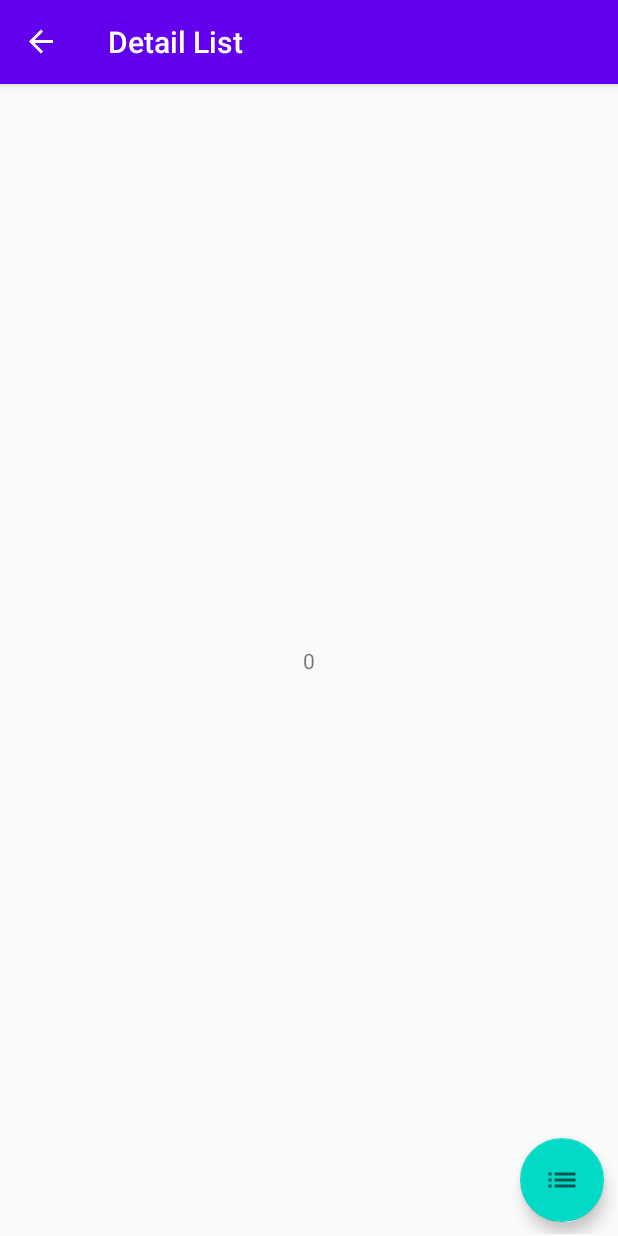
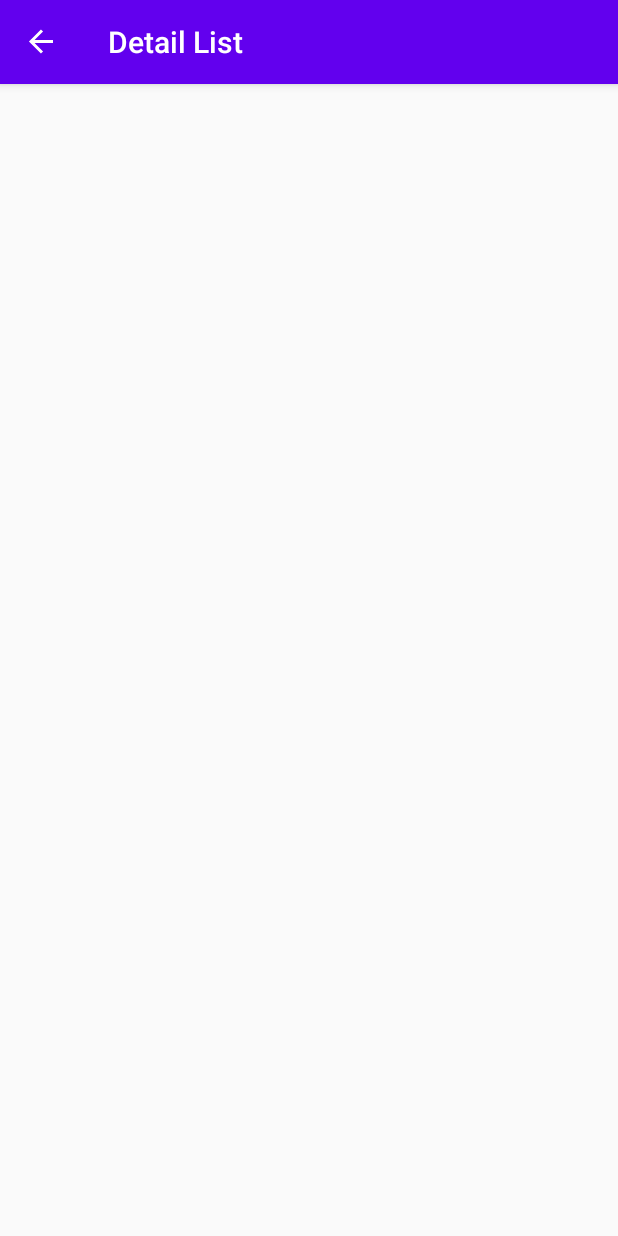
Before and after one commit to Miguel36/DogsProjectMVVM, an Android app: the DetailFragment screen opened through its navigation route, on a phone screen of 412 x 824 dp. Run offline under Robolectric (Android 15) with nearby library versions, the phone set to English and light mode, and no system bars; our stand-ins replace data binding, navigation-ui.

Commit message:
Limpiando el proyecto para seguir avanzando

```diff
--- a/app/src/main/java/com/mmontilla/dogs/view/DetailFragment.kt
+++ b/app/src/main/java/com/mmontilla/dogs/view/DetailFragment.kt
@@ -27,12 +27,6 @@ class DetailFragment : Fragment() {
 
         arguments?.let {
             dogID = DetailFragmentArgs.fromBundle(it).dogUid
-            textView2.text = dogID.toString()
-        }
-
-        buttonList.setOnClickListener {
-            val action = DetailFragmentDirections.detailFragmentToListFragment()
-            Navigation.findNavController(it).navigate(action)
         }
     }
 
--- a/app/src/main/java/com/mmontilla/dogs/view/ListFragment.kt
+++ b/app/src/main/java/com/mmontilla/dogs/view/ListFragment.kt
@@ -19,18 +19,4 @@ class ListFragment : Fragment() {
         // Inflate the layout for this fragment
         return inflater.inflate(R.layout.fragment_list, container, false)
     }
-
-    /**
-     * This method is called once the view has been created for make sure that elements
-     * are created before we access them
-     */
-    override fun onViewCreated(view: View, savedInstanceState: Bundle?) {
-        super.onViewCreated(view, savedInstanceState)
-
-        buttonDetails.setOnClickListener {
-            val action = ListFragmentDirections.listFragmentToDetailFragment()
-            action.dogUid = 10
-            Navigation.findNavController(it).navigate(action)
-        }
-    }
 }
--- a/app/src/main/res/layout/fragment_detail.xml
+++ b/app/src/main/res/layout/fragment_detail.xml
@@ -1,35 +1,12 @@
 <?xml version="1.0" encoding="utf-8"?>
 
 <layout xmlns:android="http://schemas.android.com/apk/res/android"
-    xmlns:app="http://schemas.android.com/apk/res-auto"
     xmlns:tools="http://schemas.android.com/tools">
 
     <androidx.constraintlayout.widget.ConstraintLayout
         android:layout_width="match_parent"
         android:layout_height="match_parent"
         tools:context=".view.DetailFragment">
-
-        <TextView
-            android:id="@+id/textView2"
-            android:layout_width="wrap_content"
-            android:layout_height="wrap_content"
-            android:text="Detail Fragment"
-            app:layout_constraintBottom_toBottomOf="parent"
-            app:layout_constraintEnd_toEndOf="parent"
-            app:layout_constraintStart_toStartOf="parent"
-            app:layout_constraintTop_toTopOf="parent" />
-
-        <com.google.android.material.floatingactionbutton.FloatingActionButton
-            android:id="@+id/buttonList"
-            android:layout_width="wrap_content"
-            android:layout_height="wrap_content"
-            android:layout_marginEnd="8dp"
-            android:layout_marginRight="8dp"
-            android:layout_marginBottom="8dp"
-            android:clickable="true"
-            app:layout_constraintBottom_toBottomOf="parent"
-            app:layout_constraintEnd_toEndOf="parent"
-            app:srcCompat="@drawable/ic_list" />
     </androidx.constraintlayout.widget.ConstraintLayout>
 
 </layout>
```
Also changed, not shown: app/src/main/res/layout/fragment_list.xml (+0 -28 lines).
